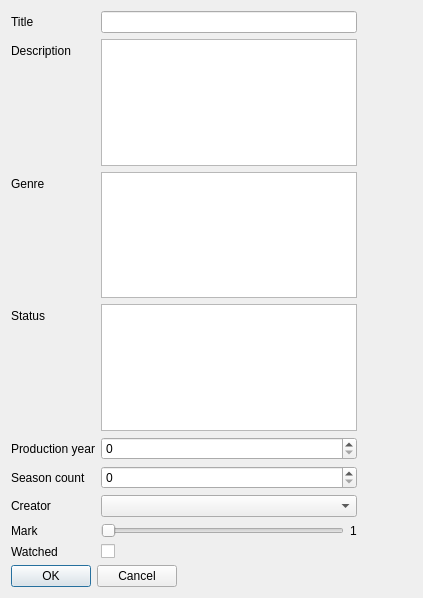
This is FilmManager/addseriedialog.ui in Zachaly/Jipp_Projekt_ZS_NS as Qt 5 draws it before an edit. The edited form follows.
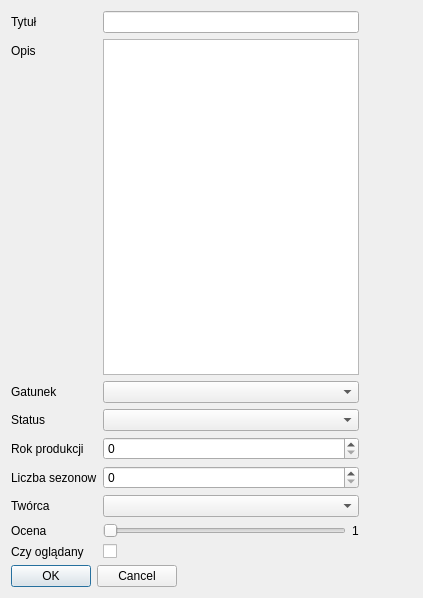
This is the edited form.

What changed in the file:
```diff
--- a/FilmManager/addseriedialog.ui
+++ b/FilmManager/addseriedialog.ui
@@ -19,7 +19,7 @@
      <item row="0" column="0">
       <widget class="QLabel" name="titleLabel">
        <property name="text">
-        <string>Title</string>
+        <string>Tytuł</string>
        </property>
       </widget>
      </item>
@@ -29,7 +29,7 @@
      <item row="1" column="0">
       <widget class="QLabel" name="descriptionLabel">
        <property name="text">
-        <string>Description</string>
+        <string>Opis</string>
        </property>
       </widget>
      </item>
@@ -39,13 +39,10 @@
      <item row="2" column="0">
       <widget class="QLabel" name="genreLabel">
        <property name="text">
-        <string>Genre</string>
+        <string>Gatunek</string>
        </property>
       </widget>
      </item>
-     <item row="2" column="1">
-      <widget class="QListWidget" name="genreList"/>
-     </item>
      <item row="3" column="0">
       <widget class="QLabel" name="statusLabel">
        <property name="text">
@@ -53,13 +50,10 @@
        </property>
       </widget>
      </item>
-     <item row="3" column="1">
-      <widget class="QListWidget" name="statusList"/>
-     </item>
      <item row="4" column="0">
       <widget class="QLabel" name="productionuYearLabel">
        <property name="text">
-        <string>Production year</string>
+        <string>Rok produkcji</string>
        </property>
       </widget>
      </item>
@@ -69,7 +63,7 @@
      <item row="5" column="0">
       <widget class="QLabel" name="seasonCountLabel">
        <property name="text">
-        <string>Season count</string>
+        <string>Liczba sezonow</string>
        </property>
       </widget>
      </item>
@@ -79,21 +73,21 @@
      <item row="6" column="0">
       <widget class="QLabel" name="creatorLabel">
        <property name="text">
-        <string>Creator</string>
+        <string>Twórca</string>
        </property>
       </widget>
      </item>
      <item row="7" column="0">
       <widget class="QLabel" name="markLabel">
        <property name="text">
-        <string>Mark</string>
+        <string>Ocena</string>
        </property>
       </widget>
      </item>
      <item row="9" column="0">
       <widget class="QLabel" name="watchedLabel">
        <property name="text">
-        <string>Watched</string>
+        <string>Czy oglądany</string>
        </property>
       </widget>
      </item>
@@ -125,6 +119,12 @@
      <item row="6" column="1">
       <widget class="QComboBox" name="creatorComboBox"/>
      </item>
+     <item row="2" column="1">
+      <widget class="QComboBox" name="genreComboBox"/>
+     </item>
+     <item row="3" column="1">
+      <widget class="QComboBox" name="statusComboBox"/>
+     </item>
     </layout>
    </item>
    <item row="2" column="0">
```
